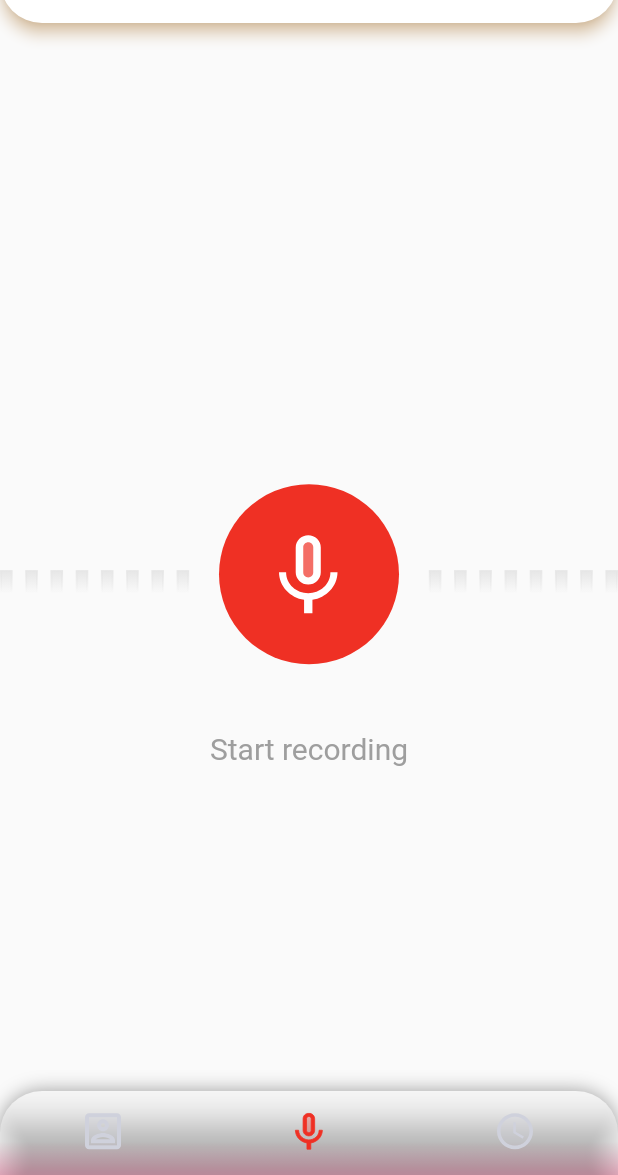
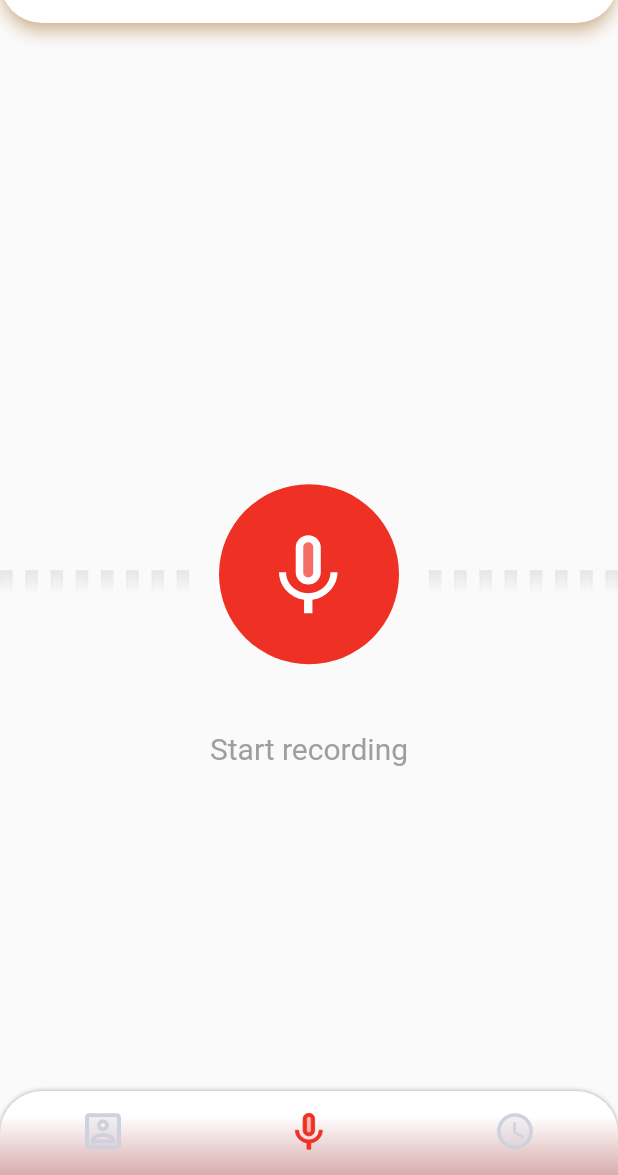
Before and after one commit to AppsAiT/Call-Recorder, a Flutter app: the screen it shows after launch, item 2 of the bottom bar chosen, on a phone screen of 412 x 824 dp, the part 61-1236 px from its top. Run offline on Flutter 3.47's test engine with Material 2 defaults, Android fonts, the phone set to English and light mode, and no system bars; our stand-ins replace azlistview, flutter_svg; Roboto replaces fonts that are missing (Montserrat); project files that could hold a hidden picture were left out.

```diff
--- a/lib/main.dart
+++ b/lib/main.dart
@@ -3,5 +3,5 @@ import 'package:flutter/material.dart';
 import 'app/app.dart';
 
 void main() {
-  runApp( MyApp());
+  runApp(MyApp());
 }
--- a/lib/presentation/main/main.dart
+++ b/lib/presentation/main/main.dart
@@ -25,11 +25,10 @@ class _MainViewState extends State<MainView> {
   int _currentIndex = 0;
   late final List<Widget> _list = _getSliderData();
 
-  List<Widget> _getSliderData() =>
-      [
-       ContactsView(),
-       RecordAudioView(),
-       CallHistoryView(),
+  List<Widget> _getSliderData() => [
+        const ContactsView(),
+        const RecordAudioView(),
+        const CallHistoryView(),
       ];
 
   void _onItemTapped(int index) {
@@ -41,74 +40,81 @@ class _MainViewState extends State<MainView> {
   @override
   Widget build(BuildContext context) {
     return Scaffold(
-
       extendBody: true,
       body: _list.elementAt(_currentIndex),
-
       bottomNavigationBar: _getBottomNavigationBar(),
     );
   }
 
-
   Widget _getBottomNavigationBar() {
     return Container(
-
-
-        decoration: BoxDecoration(
-        gradient:LinearGradient(
-          colors: [Color(0xffffffff), Color(0xfff8b8cd)],
-          stops: [0.6, 1],
+      // height: 58,
+      decoration: const BoxDecoration(
+        gradient: LinearGradient(
+          // colors: [Color(0xffffffff), Color(0xfff8b8cd)],
+          colors: [
+            Color.fromARGB(255, 255, 255, 255),
+            Color.fromARGB(255, 216, 172, 172),
+          ],
+          stops: [0.3, 1],
           begin: Alignment.topCenter,
           end: Alignment.bottomCenter,
         ),
-
         borderRadius: BorderRadius.only(
-            topRight: Radius.circular(AppSize.s28), topLeft: Radius.circular(AppSize.s28)),
+            topRight: Radius.circular(AppSize.s28),
+            topLeft: Radius.circular(AppSize.s28)),
         boxShadow: [
-          BoxShadow(color: Colors.black38, spreadRadius: 0, blurRadius: 10),
+          BoxShadow(
+            color: Color.fromARGB(255, 164, 164, 164),
+            spreadRadius: 0,
+            blurRadius: 2,
+          ),
         ],
       ),
-      child: ClipRRect(
-        borderRadius: const BorderRadius.only(
-          topRight: Radius.circular(AppSize.s28),
-          topLeft: Radius.circular(AppSize.s28),
-        ),
-        child: BottomNavigationBar(items: [
+      // child: ClipRRect(
+      //   borderRadius: const BorderRadius.only(
+      //     topRight: Radius.circular(AppSize.s28),
+      //     topLeft: Radius.circular(AppSize.s28),
+      //   ),
+      child: Container(
+        child: BottomNavigationBar(
+          items: [
             BottomNavigationBarItem(
                 icon: SvgPicture.asset(ImageAssets.contactInactiveIc),
                 activeIcon: SvgPicture.asset(ImageAssets.contactActiveIc),
                 label: AppStrings.contacts,
                 backgroundColor: ColorManager.white),
-
             BottomNavigationBarItem(
-              icon:SvgPicture.asset(ImageAssets.recordInactiveSmallIc),
+                icon: SvgPicture.asset(ImageAssets.recordInactiveSmallIc),
                 activeIcon: SvgPicture.asset(ImageAssets.recordActiveSmallIc),
                 label: AppStrings.record,
                 backgroundColor: ColorManager.white),
-
-          BottomNavigationBarItem(icon: SvgPicture.asset(ImageAssets.callHistoryInactiveIc),
+            BottomNavigationBarItem(
+                icon: SvgPicture.asset(ImageAssets.callHistoryInactiveIc),
                 activeIcon: SvgPicture.asset(ImageAssets.callHistoryActiveIc),
                 label: AppStrings.recordingHistory,
                 backgroundColor: ColorManager.white),
-
           ],
           type: BottomNavigationBarType.fixed,
           currentIndex: _currentIndex,
-          backgroundColor: Colors.transparent,
-          unselectedItemColor: ColorManager.darkGrey,
+          backgroundColor: const Color.fromARGB(0, 246, 246, 246),
+          // unselectedItemColor: ColorManager.darkGrey,
           showSelectedLabels: false,
           showUnselectedLabels: false,
-        selectedIconTheme: IconThemeData(color: ColorManager.primary),
-        selectedItemColor: Colors.red,
+          // selectedIconTheme: IconThemeData(color: ColorManager.primary),
+          // selectedItemColor: Colors.red,
           iconSize: AppSize.s20,
           onTap: _onItemTapped,
-        elevation: AppSize.s8,),
+          // elevation: AppSize.s8,
+          elevation: 0,
+        ),
+        // ),
       ),
     );
   }
+}
 
-}
-class SliderObject{
+class SliderObject {
   // Data Class
   String title;
 
--- a/pubspec.yaml
+++ b/pubspec.yaml
@@ -32,7 +32,7 @@ dependencies:
     sdk: flutter
   azlistview: ^2.0.0
   flutter_svg: ^2.0.5
-  gradient_bottom_navigation_bar: ^1.0.0+4
+  # gradient_bottom_navigation_bar: ^1.0.0+4
   # The following adds the Cupertino Icons font to your application.
   # Use with the CupertinoIcons class for iOS style icons.
   cupertino_icons: ^1.0.2
```
Also changed, not shown: pubspec.lock, 1 other file. Lines whose indentation alone changed are shown as unchanged.
